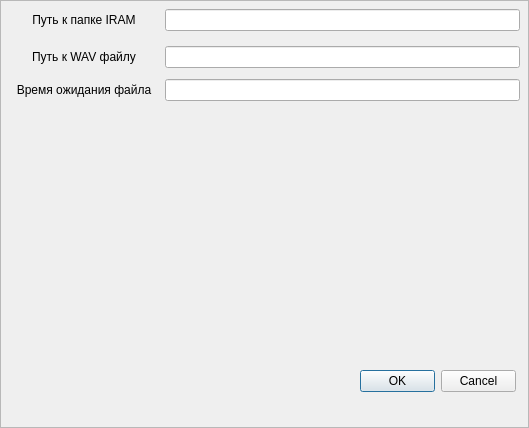
Old version of the form Settings.ui in the repository meteoaza/maint.
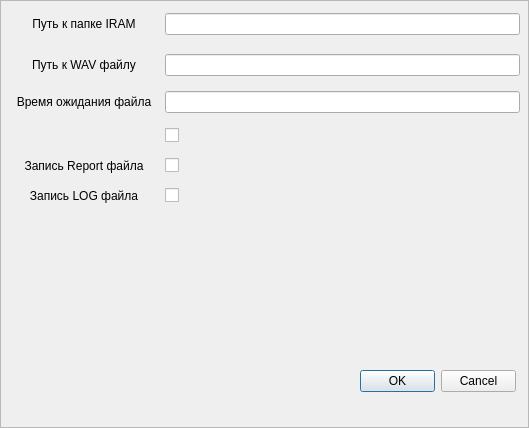
New version of the form. Icons and pictures are not drawn.

Patch:
```diff
--- a/Settings.ui
+++ b/Settings.ui
@@ -26,7 +26,7 @@
      <x>9</x>
      <y>0</y>
      <width>511</width>
-     <height>109</height>
+     <height>212</height>
     </rect>
    </property>
    <layout class="QGridLayout" name="gridLayout">
@@ -58,8 +58,41 @@
       </property>
      </widget>
     </item>
-    <item row="1" column="1">
-     <widget class="QLineEdit" name="lineSND"/>
+    <item row="3" column="1">
+     <widget class="QCheckBox" name="checkBox">
+      <property name="minimumSize">
+       <size>
+        <width>0</width>
+        <height>15</height>
+       </size>
+      </property>
+      <property name="text">
+       <string/>
+      </property>
+     </widget>
+    </item>
+    <item row="4" column="1">
+     <widget class="QCheckBox" name="repWrite">
+      <property name="minimumSize">
+       <size>
+        <width>0</width>
+        <height>15</height>
+       </size>
+      </property>
+      <property name="text">
+       <string/>
+      </property>
+     </widget>
+    </item>
+    <item row="0" column="1">
+     <widget class="QLineEdit" name="lineIRAM">
+      <property name="minimumSize">
+       <size>
+        <width>0</width>
+        <height>15</height>
+       </size>
+      </property>
+     </widget>
     </item>
     <item row="1" column="0">
      <widget class="QLabel" name="label_2">
@@ -77,8 +110,25 @@
       </property>
      </widget>
     </item>
-    <item row="0" column="1">
-     <widget class="QLineEdit" name="lineIRAM"/>
+    <item row="1" column="1">
+     <widget class="QLineEdit" name="lineSND">
+      <property name="minimumSize">
+       <size>
+        <width>0</width>
+        <height>15</height>
+       </size>
+      </property>
+     </widget>
+    </item>
+    <item row="2" column="1">
+     <widget class="QLineEdit" name="lineFileT">
+      <property name="minimumSize">
+       <size>
+        <width>0</width>
+        <height>15</height>
+       </size>
+      </property>
+     </widget>
     </item>
     <item row="2" column="0">
      <widget class="QLabel" name="label_3">
@@ -96,8 +146,66 @@
       </property>
      </widget>
     </item>
-    <item row="2" column="1">
-     <widget class="QLineEdit" name="lineFileT"/>
+    <item row="5" column="1">
+     <widget class="QCheckBox" name="logWrite">
+      <property name="minimumSize">
+       <size>
+        <width>0</width>
+        <height>15</height>
+       </size>
+      </property>
+      <property name="text">
+       <string/>
+      </property>
+     </widget>
+    </item>
+    <item row="3" column="0">
+     <widget class="QLabel" name="label_4">
+      <property name="minimumSize">
+       <size>
+        <width>150</width>
+        <height>0</height>
+       </size>
+      </property>
+      <property name="text">
+       <string/>
+      </property>
+      <property name="alignment">
+       <set>Qt::AlignCenter</set>
+      </property>
+     </widget>
+    </item>
+    <item row="4" column="0">
+     <widget class="QLabel" name="label_5">
+      <property name="minimumSize">
+       <size>
+        <width>150</width>
+        <height>0</height>
+       </size>
+      </property>
+      <property name="text">
+       <string>Запись Report файла</string>
+      </property>
+      <property name="alignment">
+       <set>Qt::AlignCenter</set>
+      </property>
+     </widget>
+    </item>
+    <item row="5" column="0">
+     <widget class="QLabel" name="label_6">
+      <property name="minimumSize">
+       <size>
+        <width>150</width>
+        <height>0</height>
+       </size>
+      </property>
+      <property name="text">
+       <string>Запись LOG файла</string>
+      </property>
+      <property name="alignment">
+       <set>Qt::AlignCenter</set>
+      </property>
+     </widget>
     </item>
    </layout>
   </widget>
```
